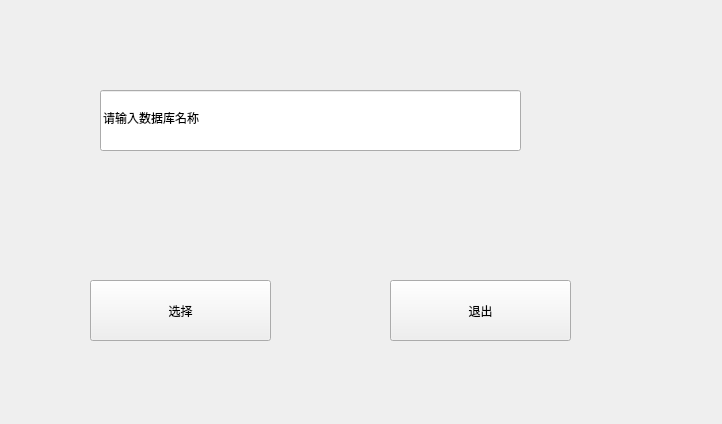
Before: the Qt Designer form selectdatabase.ui in jy-080610/DBMS, drawn with Qt 5.
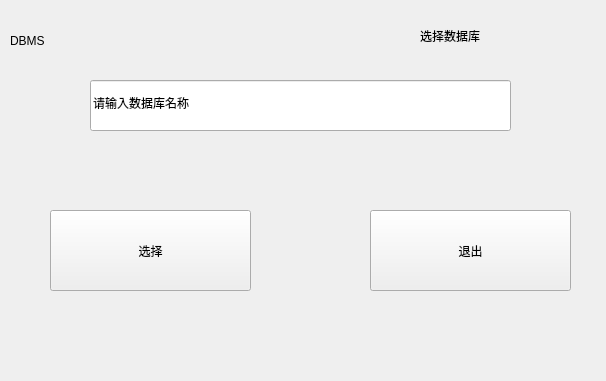
After: the same form once the commit is applied.

```diff
--- a/selectdatabase.ui
+++ b/selectdatabase.ui
@@ -6,8 +6,8 @@
    <rect>
     <x>0</x>
     <y>0</y>
-    <width>722</width>
-    <height>424</height>
+    <width>606</width>
+    <height>381</height>
    </rect>
   </property>
   <property name="windowTitle">
@@ -16,58 +16,85 @@
   <property name="styleSheet">
    <string notr="true">font: 20pt &quot;方正舒体&quot;;</string>
   </property>
-  <widget class="QPushButton" name="pushButton">
+  <widget class="QLabel" name="label">
+   <property name="geometry">
+    <rect>
+     <x>10</x>
+     <y>10</y>
+     <width>591</width>
+     <height>351</height>
+    </rect>
+   </property>
+   <property name="text">
+    <string/>
+   </property>
+  </widget>
+  <widget class="QLabel" name="label_2">
+   <property name="geometry">
+    <rect>
+     <x>420</x>
+     <y>20</y>
+     <width>161</width>
+     <height>31</height>
+    </rect>
+   </property>
+   <property name="text">
+    <string>选择数据库</string>
+   </property>
+  </widget>
+  <widget class="QLineEdit" name="lineEdit">
    <property name="geometry">
     <rect>
      <x>90</x>
-     <y>280</y>
-     <width>181</width>
-     <height>61</height>
+     <y>80</y>
+     <width>421</width>
+     <height>51</height>
     </rect>
    </property>
-   <property name="styleSheet">
-    <string notr="true">font: 22pt &quot;华文彩云&quot;;</string>
+   <property name="text">
+    <string>请输入数据库名称</string>
+   </property>
+  </widget>
+  <widget class="QPushButton" name="pushButton">
+   <property name="geometry">
+    <rect>
+     <x>50</x>
+     <y>210</y>
+     <width>201</width>
+     <height>81</height>
+    </rect>
    </property>
    <property name="text">
     <string>选择</string>
    </property>
   </widget>
   <widget class="QPushButton" name="pushButton_2">
-   <property name="enabled">
-    <bool>true</bool>
-   </property>
    <property name="geometry">
     <rect>
-     <x>390</x>
-     <y>280</y>
-     <width>181</width>
-     <height>61</height>
+     <x>370</x>
+     <y>210</y>
+     <width>201</width>
+     <height>81</height>
     </rect>
    </property>
-   <property name="toolTipDuration">
-    <number>-1</number>
-   </property>
-   <property name="styleSheet">
-    <string notr="true">font: 22pt &quot;华文彩云&quot;;</string>
-   </property>
    <property name="text">
     <string>退出</string>
    </property>
   </widget>
-  <widget class="QLineEdit" name="lineEdit">
+  <widget class="QLabel" name="label_3">
    <property name="geometry">
     <rect>
-     <x>100</x>
-     <y>90</y>
-     <width>421</width>
+     <x>10</x>
+     <y>10</y>
+     <width>101</width>
      <height>61</height>
     </rect>
    </property>
    <property name="styleSheet">
-    <string notr="true">font: 16pt &quot;楷体&quot;;</string>
+    <string notr="true">font: 20pt &quot;华文隶书&quot;;</string>
    </property>
    <property name="text">
-    <string>请输入数据库名称</string>
+    <string>DBMS</string>
    </property>
   </widget>
  </widget>
```
Left out of the diff: 2 changed lines with no effect on the pictures.
